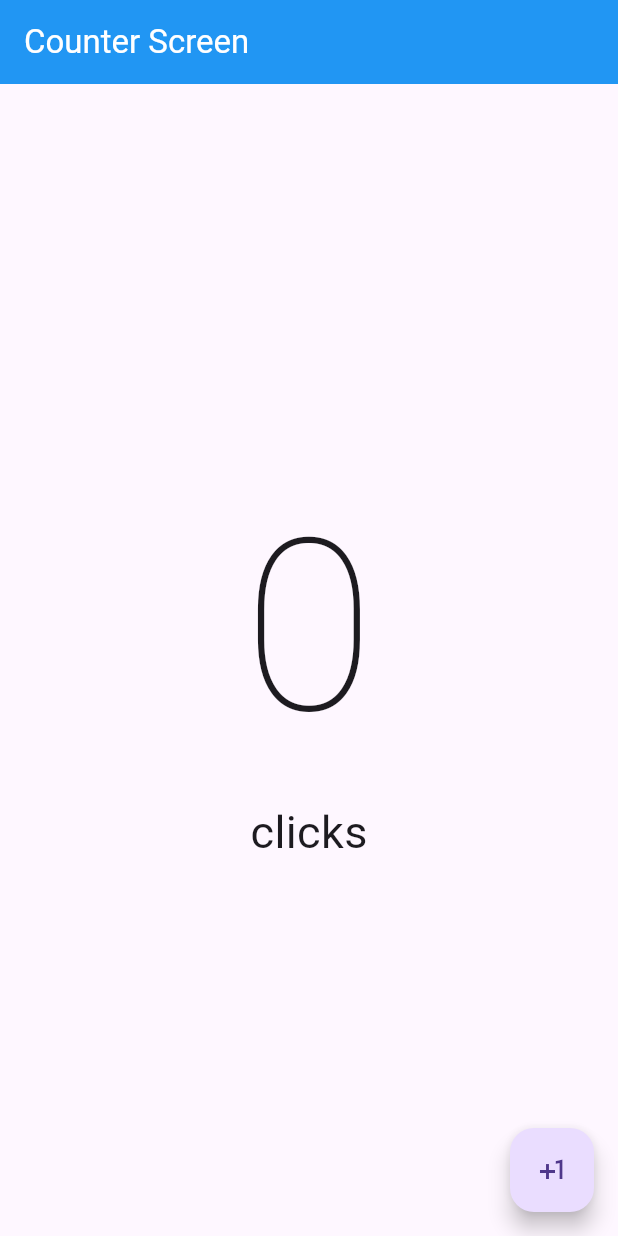
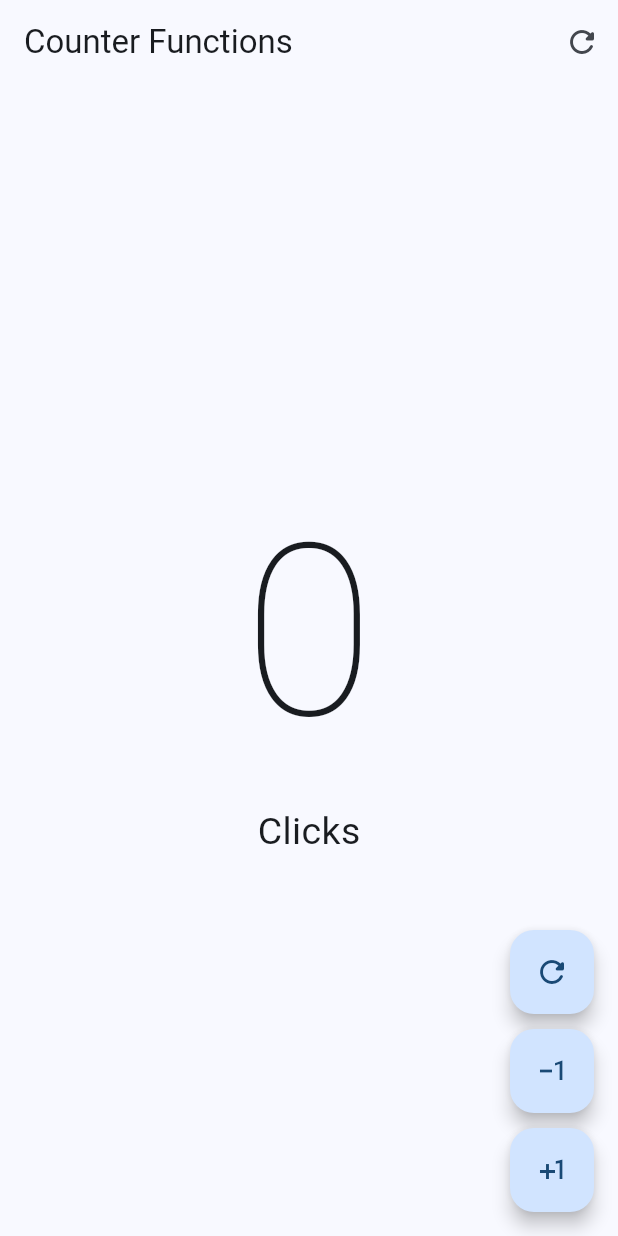
Before and after one commit to juanreyGuerrero/counting-app, a Flutter app: the screen it shows after launch, on a phone screen of 412 x 824 dp. Run offline on Flutter 3.47's test engine with Material 3 defaults, Android fonts, the light colour scheme and no system bars.

Commit message:
Actualicé main y pantallas del contador

```diff
--- a/lib/main.dart
+++ b/lib/main.dart
@@ -1,12 +1,15 @@
-import 'package:clase/presentation/screens/counter/counter_screen.dart';
 import 'package:flutter/material.dart';
+import 'presentation/screens/counter/counter_functions.dart';
+// import 'package:hello_world_app/presentation/screens/counter/counter_screen.dart';
 
 void main() {
   runApp(const MyApp());
 }
 
 class MyApp extends StatelessWidget {
+
   const MyApp({super.key});
+
 
   @override
   Widget build(BuildContext context) {
@@ -14,8 +17,9 @@
       debugShowCheckedModeBanner: false,
       theme: ThemeData(
         useMaterial3: true,
+        colorSchemeSeed: Colors.blue
       ),
-      home: const CounterScreen(),
+      home: const CounterFunctionsScreen()
     );
   }
 }
--- a/lib/presentation/screens/counter/counter_functions.dart
+++ b/lib/presentation/screens/counter/counter_functions.dart
@@ -10,49 +10,90 @@
 class _CounterFunctionsScreenState extends State<CounterFunctionsScreen> {
   int clickCounter = 0;
 
-  void incrementCounter() {
-    setState(() {
-      clickCounter++;
-    });
-  }
-
   @override
   Widget build(BuildContext context) {
-    final String clickText = clickCounter == 1 ? 'click' : 'clicks';
-
     return Scaffold(
         appBar: AppBar(
-        backgroundColor: Colors.blue,
-        title: const Text(
-          "Counter Functions",
-          style: TextStyle(color: Colors.white),
-        ),
+          title: const Text('Counter Functions'),
+          actions: [
+            IconButton(
+                icon: const Icon(Icons.refresh_rounded),
+                onPressed: () {
+                  setState(() {
+                    clickCounter = 0;
+                  });
+                }),
+          ],
         ),
         body: Center(
           child: Column(
             mainAxisAlignment: MainAxisAlignment.center,
             children: [
-            Text(
-              "$clickCounter",
+              Text('$clickCounter',
                   style: const TextStyle(
-                fontSize: 160,
-                fontWeight: FontWeight.w100,
-              ),
-            ),
-            Text(
-              clickText,
-              style: const TextStyle(
-                fontSize: 30,
-                fontWeight: FontWeight.normal,
-              ),
-            ),
+                      fontSize: 160, fontWeight: FontWeight.w100)),
+
+              Text('Click${clickCounter == 1 ? '' : 's'}',
+                  style: const TextStyle(fontSize: 25))
+
+              // if( clickCounter == 1 )
+              //   const Text('Click', style: TextStyle(fontSize: 25)),
+
+              // if( clickCounter != 1 )
+              //   const Text('Clicks', style: TextStyle(fontSize: 25)),
             ],
           ),
         ),
-      floatingActionButton: FloatingActionButton(
-        onPressed: incrementCounter,
-        child: const Icon(Icons.plus_one),
+        floatingActionButton: Column(
+          mainAxisAlignment: MainAxisAlignment.end,
+          children: [
+            CustomButton(
+              icon: Icons.refresh_rounded,
+              onPressed: () {
+                clickCounter = 0;
+                setState(() {});
+              },
             ),
+            const SizedBox(height: 10),
+            CustomButton(
+              icon: Icons.exposure_minus_1_outlined,
+              onPressed: () {
+                if (clickCounter == 0) return;
+                clickCounter--;
+                setState(() {});
+              },
+            ),
+            const SizedBox(height: 10),
+            CustomButton(
+              icon: Icons.plus_one,
+              onPressed: () {
+                clickCounter++;
+                setState(() {});
+              },
+            ),
+          ],
+        ));
+  }
+}
+
+class CustomButton extends StatelessWidget {
+  final IconData icon;
+  final VoidCallback? onPressed;
+
+  const CustomButton({
+    super.key,
+    required this.icon,
+    this.onPressed,
+  });
+
+  @override
+  Widget build(BuildContext context) {
+    return FloatingActionButton(
+      // shape: const StadiumBorder(),
+      enableFeedback: true,
+      elevation: 5,
+      onPressed: onPressed,
+      child: Icon(icon),
     );
   }
 }
--- a/lib/presentation/screens/counter/counter_screen.dart
+++ b/lib/presentation/screens/counter/counter_screen.dart
@@ -10,47 +10,35 @@
 class _CounterScreenState extends State<CounterScreen> {
   int clickCounter = 0;
 
-  void incrementCounter() {
-    setState(() {
-      clickCounter++;
-    });
-  }
-
   @override
   Widget build(BuildContext context) {
-    final String clickText = clickCounter == 1 ? 'click' : 'clicks';
-
     return Scaffold(
       appBar: AppBar(
-        backgroundColor: Colors.blue,
-        title: const Text(
-          "Counter Screen",
-          style: TextStyle(color: Colors.white),
-        ),
+        title: const Text('Counter Screen'),
       ),
       body: Center(
         child: Column(
           mainAxisAlignment: MainAxisAlignment.center,
           children: [
-            Text(
-              "$clickCounter",
-              style: const TextStyle(
-                fontSize: 160,
-                fontWeight: FontWeight.w100,
-              ),
-            ),
-            Text(
-              clickText,
-              style: const TextStyle(
-                fontSize: 30,
-                fontWeight: FontWeight.normal,
-              ),
-            ),
+            Text('$clickCounter',
+                style: const TextStyle(
+                    fontSize: 160, fontWeight: FontWeight.w100)),
+
+            Text('Click${ clickCounter == 1 ? '':'s' }', style: const TextStyle(fontSize: 25))
+
+            // if( clickCounter == 1 )
+            //   const Text('Click', style: TextStyle(fontSize: 25)),
+
+            // if( clickCounter != 1 )
+            //   const Text('Clicks', style: TextStyle(fontSize: 25)),
           ],
         ),
       ),
       floatingActionButton: FloatingActionButton(
-        onPressed: incrementCounter,
+        onPressed: () {
+          clickCounter++;
+          setState(() {});
+        },
         child: const Icon(Icons.plus_one),
       ),
     );
```
Lines whose indentation alone changed are shown as unchanged.
